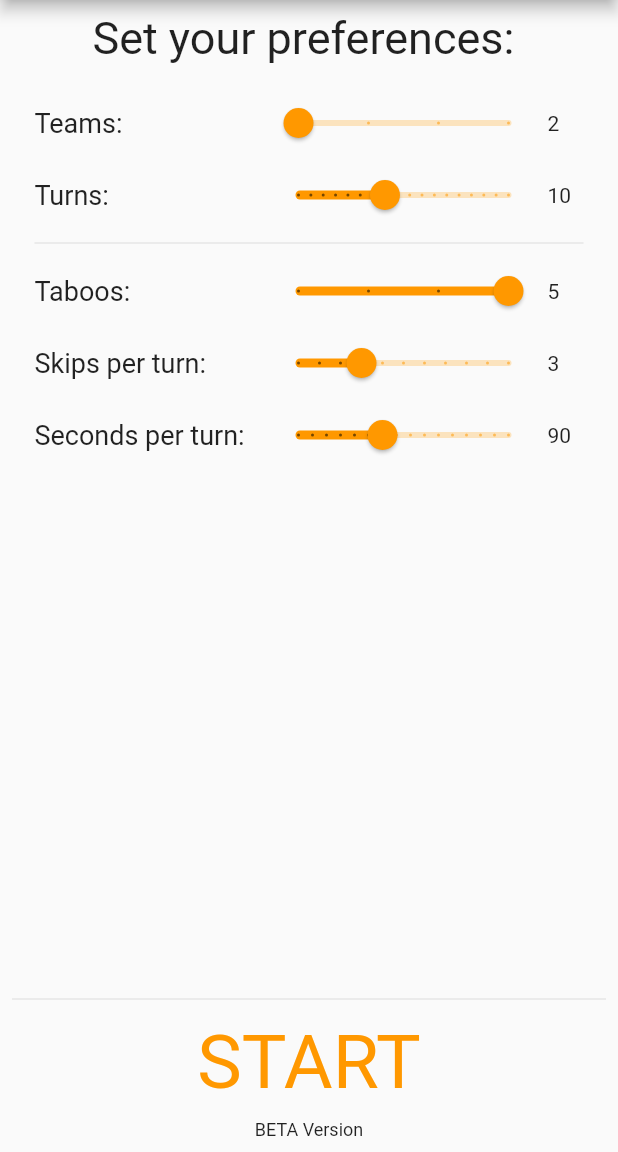
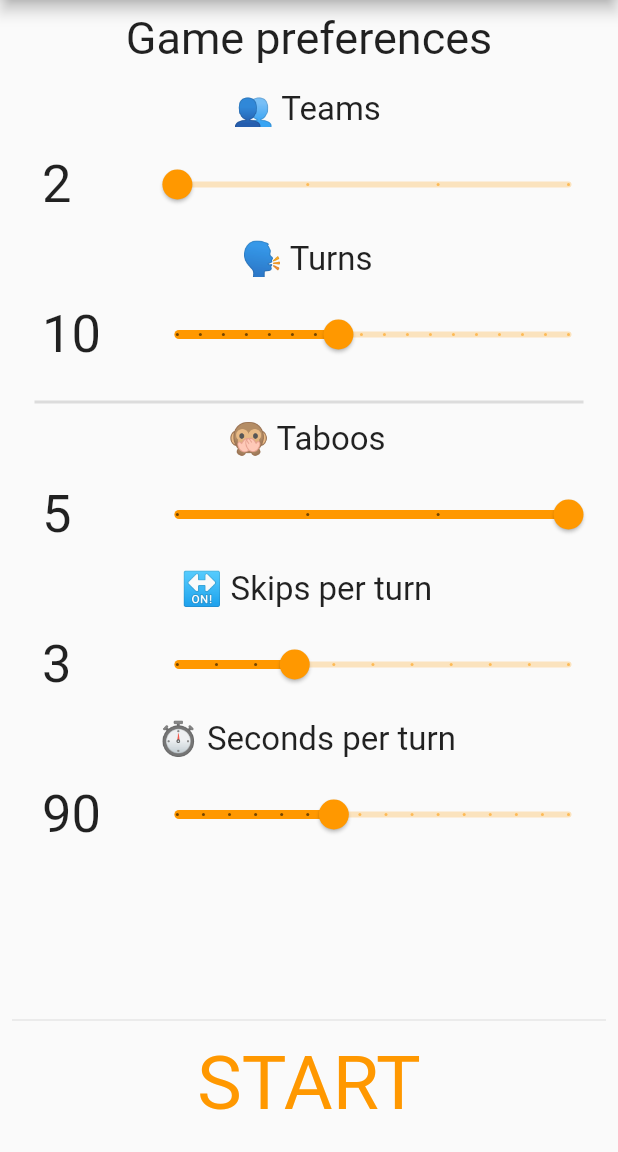
Before and after one commit to rignaneseleo/SpeakEasy, a Flutter app: the screen it shows after launch, on a phone screen of 412 x 824 dp, the part 84-1236 px from its top. Run offline on Flutter 3.47's test engine with Material 2 defaults, Android fonts, the phone set to English and light mode, and no system bars; drawn by our look-alikes of auto_size_text; our stand-ins replace csv, flutter_riverpod, get, vibration, wakelock; missing offline and left inert: soundpool; statements that could not run were skipped.

Commit message:
cleanear homepage

```diff
--- a/opentabu/lib/view/homePage.dart
+++ b/opentabu/lib/view/homePage.dart
@@ -3,6 +3,8 @@
 * GNU Affero General Public License v3.0: https://choosealicense.com/licenses/agpl-3.0/
 * GITHUB: https://github.com/rignaneseleo/OpenTabu
 * */
+import 'package:auto_size_text/auto_size_text.dart';
+import 'package:flutter/foundation.dart';
 import 'package:flutter/material.dart';
 import 'package:get/get.dart';
 import 'package:opentabu/model/settings.dart';
@@ -42,7 +44,7 @@ class HomePageState extends State<HomePage> {
         ),
         body: MyContainer(
           header: Text(
-            "Set your preferences: ",
+            "Game preferences",
             style: new TextStyle(fontSize: 30.0),
           ),
           body: _settingsContainer,
@@ -52,10 +54,6 @@ class HomePageState extends State<HomePage> {
                 text: "START",
                 onPressed: () => Get.to(GamePage(_settings)),
               ),
-              new Text(
-                "BETA Version",
-                style: new TextStyle(fontSize: 12.0),
-              )
             ],
           ),
         ));
@@ -64,25 +62,10 @@ class HomePageState extends State<HomePage> {
   get _settingsContainer {
     return new Container(
       padding: new EdgeInsets.all(15.0),
-      child: new Column(
+      child: new ListView(
         children: <Widget>[
-          _numberOfTeamsSelector,
-          _numberOfTurnsSelector,
-          new Divider(),
-          _numberOfTaboosSelector,
-          _numberOfSkipSelector,
-          _secondsPerTurnSelector
-        ],
-      ),
-    );
-  }
-
-  get _numberOfTeamsSelector {
-    return new Row(
-      children: <Widget>[
-        new Expanded(
-            child: new Text("Teams: ", style: new TextStyle(fontSize: 18.0))),
-        new Slider(
+          buildItem(
+              title: "👥 Teams",
               value: _settings.nPlayers.toDouble(),
               divisions: 3,
               min: 2.0,
@@ -92,22 +75,21 @@ class HomePageState extends State<HomePage> {
                   _settings.nPlayers = value.toInt();
                 });
               }),
-        new Container(
-          width: 24.0,
-          child: new Text(
-            _settings.nPlayers.toString(),
+          buildItem(
+            title: "🗣 Turns",
+            value: _settings.nTurns.toDouble(),
+            divisions: 17,
+            min: 3.0,
+            max: 20.0,
+            onChanged: (value) {
+              setState(() {
+                _settings.nTurns = value.toInt();
+              });
+            },
           ),
-        )
-      ],
-    );
-  }
-
-  get _numberOfTaboosSelector {
-    return new Row(
-      children: <Widget>[
-        new Expanded(
-            child: new Text("Taboos: ", style: new TextStyle(fontSize: 18.0))),
-        new Slider(
+          new Divider(height: 20,thickness: 2),
+          buildItem(
+              title: "🙊 Taboos",
               value: _settings.nTaboos.toDouble(),
               divisions: 3,
               min: 3.0,
@@ -117,23 +99,8 @@ class HomePageState extends State<HomePage> {
                   _settings.nTaboos = value.toInt();
                 });
               }),
-        new Container(
-          width: 24.0,
-          child: new Text(
-            _settings.nTaboos.toString(),
-          ),
-        )
-      ],
-    );
-  }
-
-  get _numberOfSkipSelector {
-    return new Row(
-      children: <Widget>[
-        new Expanded(
-            child: new Text("Skips per turn: ",
-                style: new TextStyle(fontSize: 18.0))),
-        new Slider(
+          buildItem(
+            title: "🔛 Skips per turn",
             value: _settings.nSkip.toDouble(),
             divisions: 10,
             min: 0.0,
@@ -142,65 +109,101 @@ class HomePageState extends State<HomePage> {
               setState(() {
                 _settings.nSkip = value.toInt();
               });
-            }),
-        new Container(
-          width: 24.0,
-          child: new Text(
-            _settings.nSkip.toString(),
+            },
           ),
-        )
-      ],
-    );
-  }
-
-  get _numberOfTurnsSelector {
-    return new Row(
-      children: <Widget>[
-        new Expanded(
-            child: new Text("Turns: ", style: new TextStyle(fontSize: 18.0))),
-        new Slider(
-            value: _settings.nTurns.toDouble(),
-            divisions: 17,
-            min: 3.0,
-            max: 20.0,
-            onChanged: (value) {
-              setState(() {
-                _settings.nTurns = value.toInt();
-              });
-            }),
-        new Container(
-          width: 24.0,
-          child: new Text(
-            _settings.nTurns.toString(),
-          ),
-        )
-      ],
-    );
-  }
-
-  get _secondsPerTurnSelector {
-    return new Row(
-      children: <Widget>[
-        new Expanded(
-            child: new Text("Seconds per turn: ",
-                style: new TextStyle(fontSize: 18.0))),
-        new Slider(
+          buildItem(
+            title: "⏱ Seconds per turn",
             value: _settings.turnDurationInSeconds.toDouble(),
+            min: kReleaseMode ? 30 : 5,
+            max: 180,
             divisions: 15,
-            min: 30.0,
-            max: 180.0,
             onChanged: (value) {
               setState(() {
                 _settings.turnDurationInSeconds = value.toInt();
               });
-            }),
-        new Container(
-          width: 24.0,
-          child: new Text(
-            _settings.turnDurationInSeconds.toString(),
+            },
           ),
-        )
         ],
+      ),
+    );
+  }
+
+  Widget buildItem(
+      {String title,
+      ValueChanged<double> onChanged,
+      double value,
+      double min,
+      double max,
+      int divisions}) {
+    return Container(
+      margin: EdgeInsets.only(left: 5,right: 8),
+      height: 100,
+      child: Column(
+        mainAxisSize: MainAxisSize.min,
+        mainAxisAlignment: MainAxisAlignment.start,
+        //crossAxisAlignment: CrossAxisAlignment.start,
+        children: [
+          Padding(
+            padding: const EdgeInsets.all(2.0),
+            child: Text(
+              title,
+              style: new TextStyle(fontSize: 22.0),
+            ),
+          ),
+          Expanded(
+            child: Row(
+              mainAxisSize: MainAxisSize.max,
+              mainAxisAlignment: MainAxisAlignment.spaceBetween,
+              children: [
+                Flexible(
+                  flex: 2,
+                  fit: FlexFit.loose,
+                  child: AutoSizeText(
+                    value.toInt().toString(),
+                    textAlign: TextAlign.center,
+                    maxLines: 1,
+                    style: TextStyle(fontSize: 35),
+                    maxFontSize: 50,
+                  ),
+                ),
+                Flexible(
+                  flex: 6,
+                  fit: FlexFit.tight,
+                  child: SliderTheme(
+                    data: SliderThemeData(
+                      trackShape: CustomTrackShape(),
+                    ),
+                    child: Slider(
+                      value: value,
+                      divisions: divisions,
+                      min: min,
+                      max: max,
+                      onChanged: (value) => onChanged(value),
+                    ),
+                  ),
+                ),
+              ],
+            ),
+          ),
+        ],
+      ),
     );
   }
 }
+
+class CustomTrackShape extends RoundedRectSliderTrackShape {
+  Rect getPreferredRect({
+    @required RenderBox parentBox,
+    Offset offset = Offset.zero,
+    @required SliderThemeData sliderTheme,
+    bool isEnabled = false,
+    bool isDiscrete = false,
+  }) {
+    final double trackHeight = sliderTheme.trackHeight;
+    final double trackLeft = offset.dx;
+    final double trackTop =
+        offset.dy + (parentBox.size.height - trackHeight) / 2;
+    final double trackWidth = parentBox.size.width;
+    return Rect.fromLTWH(trackLeft, trackTop, trackWidth, trackHeight);
+  }
+}
```
Lines whose indentation alone changed are shown as unchanged.
